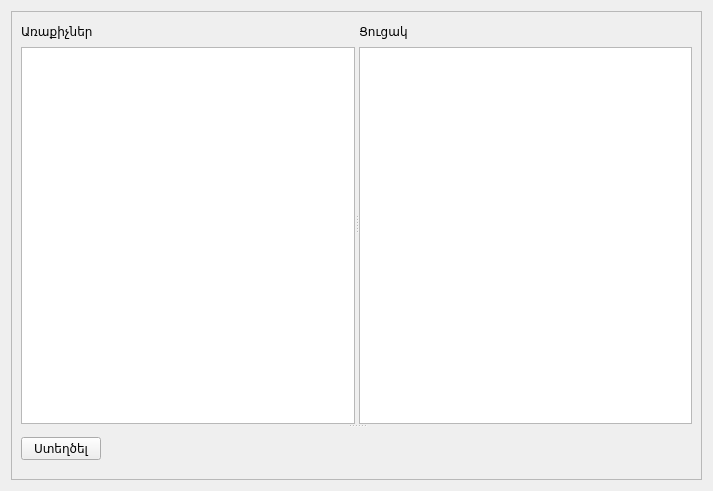
ADCompany/AD-Farm, file src/gorcarqner.ui: the form before one commit.
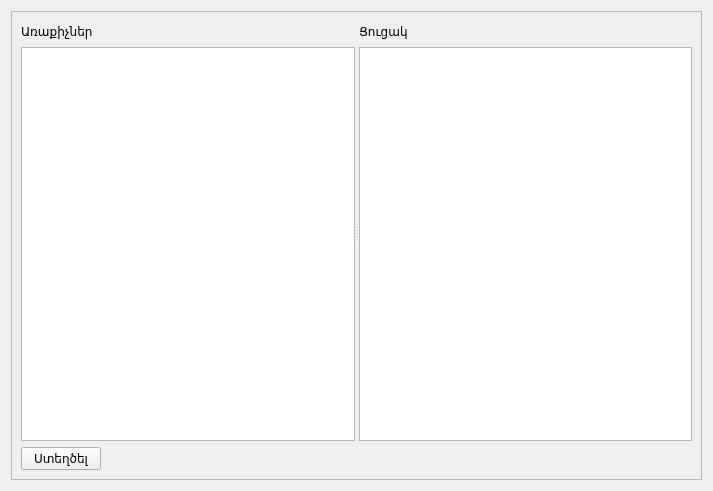
The form after the commit.

Patch:
```diff
--- a/src/gorcarqner.ui
+++ b/src/gorcarqner.ui
@@ -30,10 +30,8 @@
       </property>
       <layout class="QGridLayout" name="gridLayout">
        <item row="0" column="0">
-        <widget class="QSplitter" name="splitter_2">
-         <property name="orientation">
-          <enum>Qt::Vertical</enum>
-         </property>
+        <layout class="QVBoxLayout" name="verticalLayout_3">
+         <item>
          <widget class="QSplitter" name="splitter">
           <property name="orientation">
            <enum>Qt::Horizontal</enum>
@@ -107,7 +105,8 @@
            </layout>
           </widget>
          </widget>
-         <widget class="QWidget" name="layoutWidget">
+         </item>
+         <item>
           <layout class="QHBoxLayout" name="horizontalLayout_3">
            <item>
             <widget class="QPushButton" name="btnNewDeal">
@@ -130,8 +129,8 @@
             </spacer>
            </item>
           </layout>
-         </widget>
-        </widget>
+         </item>
+        </layout>
        </item>
       </layout>
      </widget>
```
Lines whose indentation alone changed are shown as unchanged.
